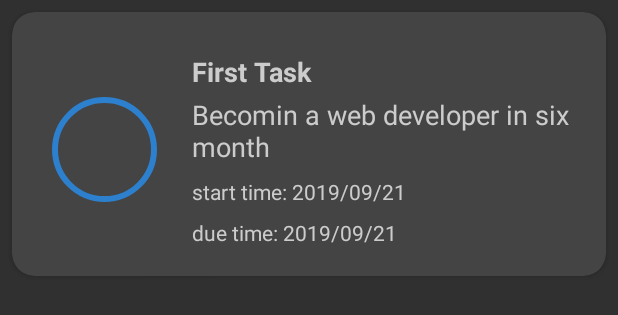
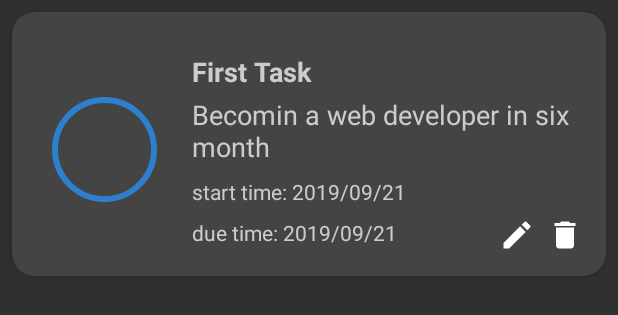
Before and after one commit to JasperEssien2/GoalSetter, an Android app: the layout item_goal.xml on its own in the app's theme, with its tools: preview values and no code run, on a phone screen of 412 x 824 dp. Shown: the top 315 px of the screen. Run offline under Robolectric (Android 15) with nearby library versions, the phone set to English and light mode, and no system bars.

```diff
--- a/app/build.gradle
+++ b/app/build.gradle
@@ -36,4 +36,6 @@ dependencies {
     implementation 'com.squareup.retrofit2:retrofit:2.5.0'
     implementation 'com.squareup.retrofit2:converter-gson:2.4.0'
     implementation 'de.hdodenhof:circleimageview:3.0.0'
+//    implementation 'com.github.drawers:SpinnerDatePicker:2.0.1'
+//    implementation 'com.github.badoualy:datepicker-timeline:c6dcd05737'
 }
--- /dev/null
+++ b/app/src/main/res/drawable/ic_delete.xml
@@ -0,0 +1,10 @@
+<vector xmlns:android="http://schemas.android.com/apk/res/android"
+    android:width="24dp"
+    android:height="24dp"
+    android:tint="#FFFFFF"
+    android:viewportWidth="24.0"
+    android:viewportHeight="24.0">
+    <path
+        android:fillColor="#FF000000"
+        android:pathData="M6,19c0,1.1 0.9,2 2,2h8c1.1,0 2,-0.9 2,-2V7H6v12zM19,4h-3.5l-1,-1h-5l-1,1H5v2h14V4z" />
+</vector>
--- /dev/null
+++ b/app/src/main/res/drawable/ic_edit.xml
@@ -0,0 +1,10 @@
+<vector xmlns:android="http://schemas.android.com/apk/res/android"
+    android:width="24dp"
+    android:height="24dp"
+    android:tint="#FFFFFF"
+    android:viewportWidth="24.0"
+    android:viewportHeight="24.0">
+    <path
+        android:fillColor="#FF000000"
+        android:pathData="M3,17.25V21h3.75L17.81,9.94l-3.75,-3.75L3,17.25zM20.71,7.04c0.39,-0.39 0.39,-1.02 0,-1.41l-2.34,-2.34c-0.39,-0.39 -1.02,-0.39 -1.41,0l-1.83,1.83 3.75,3.75 1.83,-1.83z" />
+</vector>
--- a/app/src/main/res/layout/item_goal.xml
+++ b/app/src/main/res/layout/item_goal.xml
@@ -111,6 +111,28 @@
                         android:orientation="vertical"
                         app:layout_constraintGuide_percent="0.5" />
                 </LinearLayout>
+
+                <LinearLayout
+                    android:layout_width="wrap_content"
+                    android:layout_height="wrap_content"
+                    android:layout_gravity="end|bottom"
+                    android:layout_margin="8dp">
+
+                    <ImageButton
+                        android:id="@+id/edit"
+                        android:layout_width="wrap_content"
+                        android:layout_height="wrap_content"
+                        android:background="@null"
+                        android:src="@drawable/ic_edit" />
+
+                    <ImageButton
+                        android:id="@+id/delete"
+                        android:layout_width="wrap_content"
+                        android:layout_height="wrap_content"
+                        android:layout_marginStart="8dp"
+                        android:background="@null"
+                        android:src="@drawable/ic_delete" />
+                </LinearLayout>
             </FrameLayout>
         </LinearLayout>
 
```
Also changed, not shown: app/src/main/java/com/example/android/goalsetter/Activities/AuthenticationActivity.java (+8 -0 lines), app/src/main/java/com/example/android/goalsetter/Activities/GoalActivity.java (+14 -6 lines), app/src/main/java/com/example/android/goalsetter/Adapters/GoalsAdapter.java (+30 -1 lines), app/src/main/java/com/example/android/goalsetter/ApiCalls.java (+29 -0 lines), app/src/main/java/com/example/android/goalsetter/Fragments/AddGoalDialogFragment.java (+32 -7 lines), app/src/main/java/com/example/android/goalsetter/Fragments/SignUpFragment.java (+17 -6 lines), app/src/main/java/com/example/android/goalsetter/Interface/ApiInterface.java (+10 -0 lines), app/src/main/java/com/example/android/goalsetter/Models/Goal.java (+12 -0 lines).
